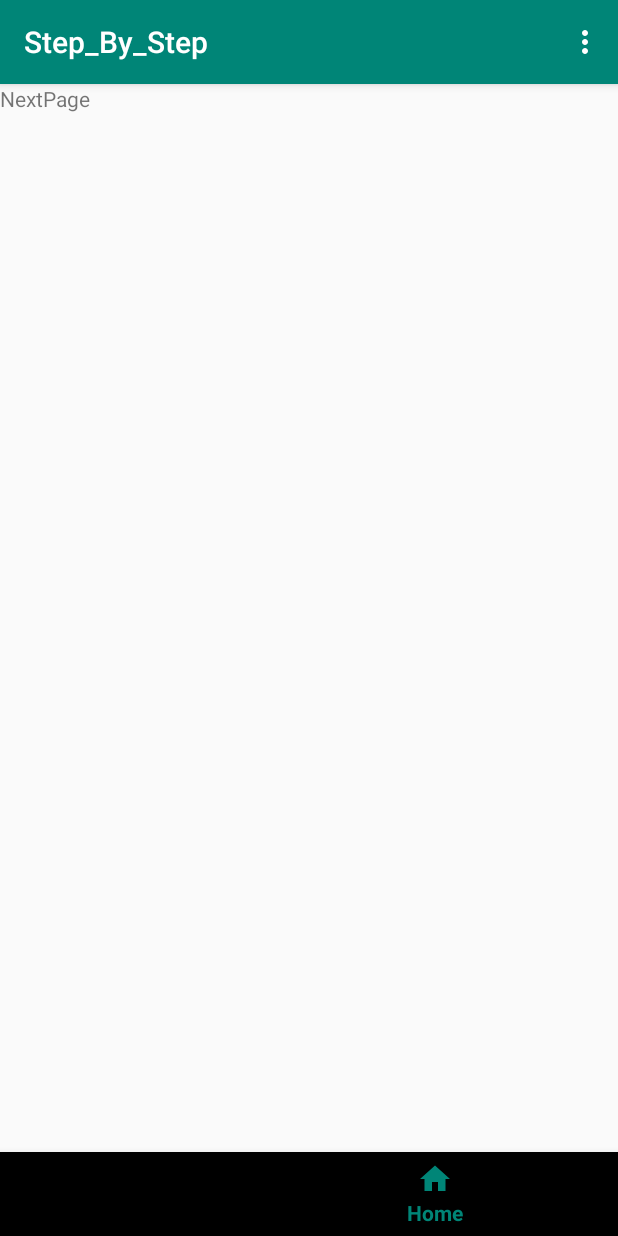
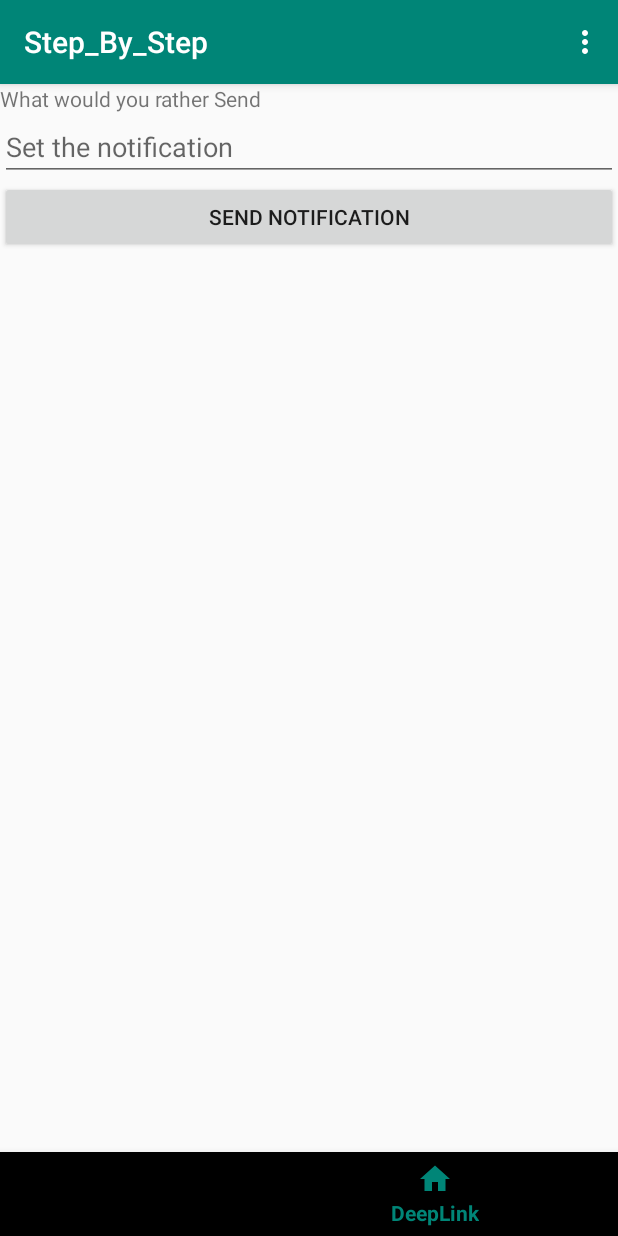
Before and after one commit to FAVOUR/Step-by-step, an Android app: the screen it shows after launch (MainActivity), item 2 of the bottom bar chosen, on a phone screen of 412 x 824 dp. Run offline under Robolectric (Android 15) with nearby library versions, the phone set to English and light mode, and no system bars; our stand-ins replace navigation-ui; 1 statement that could not run was skipped.

```diff
--- /dev/null
+++ b/app/src/main/java/com/example/step_by_step/DeepLinkFragment.java
@@ -0,0 +1,99 @@
+package com.example.step_by_step;
+
+
+import android.app.Notification;
+import android.app.NotificationChannel;
+import android.app.NotificationManager;
+import android.app.PendingIntent;
+import android.content.Context;
+import android.os.Build;
+import android.os.Bundle;
+
+import androidx.annotation.NonNull;
+import androidx.annotation.Nullable;
+import androidx.core.app.NotificationCompat;
+import androidx.fragment.app.Fragment;
+import androidx.navigation.fragment.NavHostFragment;
+
+import android.view.LayoutInflater;
+import android.view.TextureView;
+import android.view.View;
+import android.view.ViewGroup;
+import android.widget.Button;
+import android.widget.EditText;
+import android.widget.TextView;
+
+
+/**
+ * A simple {@link Fragment} subclass.
+ */
+public class DeepLinkFragment extends Fragment {
+
+
+    public DeepLinkFragment() {
+        // Required empty public constructor
+    }
+
+
+    @Override
+    public View onCreateView(LayoutInflater inflater, ViewGroup container,
+                             Bundle savedInstanceState) {
+        // Inflate the layout for this fragment
+        return inflater.inflate(R.layout.fragment_blank, container, false);
+
+
+    }
+
+    @Override
+    public void onViewCreated(@NonNull View view, @Nullable Bundle savedInstanceState) {
+        super.onViewCreated(view, savedInstanceState);
+
+        TextView receivedArg = view.findViewById(R.id.title);
+        Button navigeteButton= view.findViewById(R.id.send_notif);
+        final EditText editText =view.findViewById(R.id.notifET);
+
+        navigeteButton.setOnClickListener(new View.OnClickListener() {
+            @Override
+            public void onClick(View view) {
+
+                Bundle bundle = new Bundle();
+
+                bundle.putString("notif",editText.getText().toString());
+               PendingIntent nav =  NavHostFragment.findNavController(getParentFragment()).createDeepLink()
+                                     .setDestination(R.id.blankFragment)
+                                      .setArguments(bundle)
+                                       .createPendingIntent();
+
+
+
+                NotificationManager notificationManager = (NotificationManager)getContext().getSystemService(Context.NOTIFICATION_SERVICE);
+
+                if (Build.VERSION.SDK_INT >= Build.VERSION_CODES.O) {
+                    notificationManager.createNotificationChannel(new NotificationChannel("nav", "Deeplinks", NotificationManager.IMPORTANCE_HIGH));
+
+                }
+                NotificationCompat.Builder notificationBuilder = new NotificationCompat.Builder(getContext(),"nav")
+                        .setSmallIcon(R.drawable.ic_home_black_24dp)
+                        .setContentIntent(nav)
+                        .setContentTitle("Step By Step")
+                        .setContentText("You have A new Message");
+
+                notificationManager.notify(0,notificationBuilder.build());
+
+            }
+        });
+
+
+
+//        DeepLinkFragmentArgs deepLinkFragmentArgs =DeepLinkFragmentArgs.fromBundle(getArguments());
+//
+//
+//
+//        receivedArg.setText(deepLinkFragmentArgs.getNotif());
+
+        receivedArg.setText(getArguments().getString("notif"));
+
+
+
+    }
+}
--- /dev/null
+++ b/app/src/main/res/layout/fragment_blank.xml
@@ -0,0 +1,32 @@
+<?xml version="1.0" encoding="utf-8"?>
+<LinearLayout xmlns:android="http://schemas.android.com/apk/res/android"
+    xmlns:tools="http://schemas.android.com/tools"
+    android:layout_width="match_parent"
+    android:layout_height="match_parent"
+    android:orientation="vertical"
+    tools:context=".DeepLinkFragment">
+
+
+    <TextView
+        android:id="@+id/title"
+        android:layout_width="match_parent"
+        android:layout_height="wrap_content"
+        android:text="@string/hello_blank_fragment" />
+
+    <EditText
+        android:id="@+id/notifET"
+        android:layout_width="match_parent"
+        android:layout_height="wrap_content"
+        android:hint="Set the notification"
+        />
+
+    <Button
+        android:id="@+id/send_notif"
+        android:layout_width="match_parent"
+        android:layout_height="wrap_content"
+        android:text="Send Notification"
+        />
+
+
+
+</LinearLayout>
--- a/app/src/main/res/menu/bottom_nav_elemet.xml
+++ b/app/src/main/res/menu/bottom_nav_elemet.xml
@@ -8,8 +8,8 @@
         android:icon="@drawable/ic_home_black_24dp"
         />
     <item
-        android:id="@+id/nextPage"
-        android:title="Home"
+        android:id="@+id/blankFragment"
+        android:title="DeepLink"
         android:icon="@drawable/ic_home_black_24dp"
         />
 </menu>
--- a/app/src/main/res/navigation/nav_graph.xml
+++ b/app/src/main/res/navigation/nav_graph.xml
@@ -42,4 +42,18 @@
         app:argType="string"
         />
     </fragment>
+    <fragment
+        android:id="@+id/blankFragment"
+        android:name="com.example.step_by_step.DeepLinkFragment"
+        android:label="fragment_blank"
+        tools:layout="@layout/fragment_blank" >
+
+        <argument
+            android:name="notif"
+            android:defaultValue="What would you rather Send"
+            app:argType="string"/>
+        <action
+            android:id="@+id/action_blankFragment_to_homeFragment"
+            app:destination="@id/homeFragment" />
+    </fragment>
 </navigation>
--- a/app/src/main/res/values/strings.xml
+++ b/app/src/main/res/values/strings.xml
@@ -1,6 +1,5 @@
 <resources>
     <string name="app_name">Step_By_Step</string>
 
-    <!-- TODO: Remove or change this placeholder text -->
-    <string name="hello_blank_fragment">Hello blank fragment</string>
+    <string name="hello_blank_fragment">Share notification </string>
 </resources>
```
